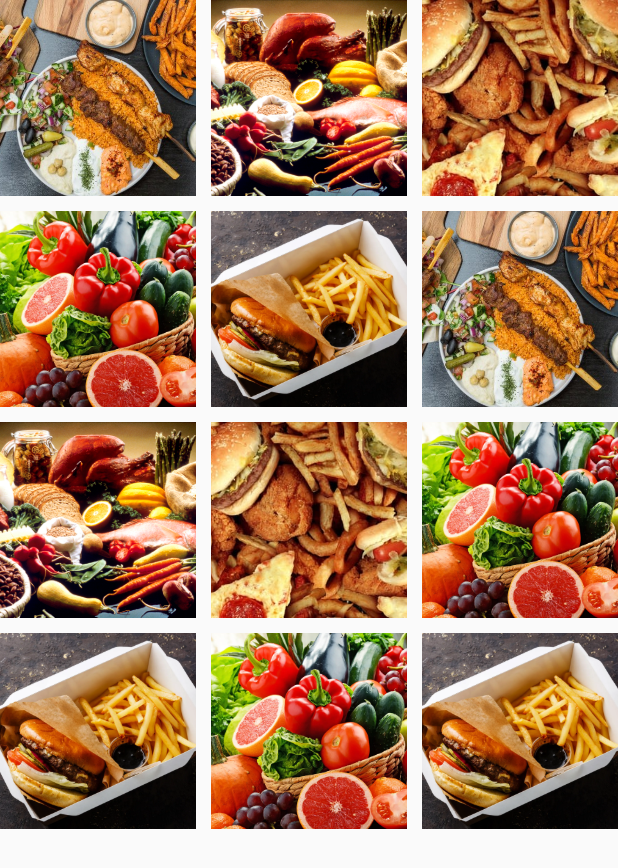
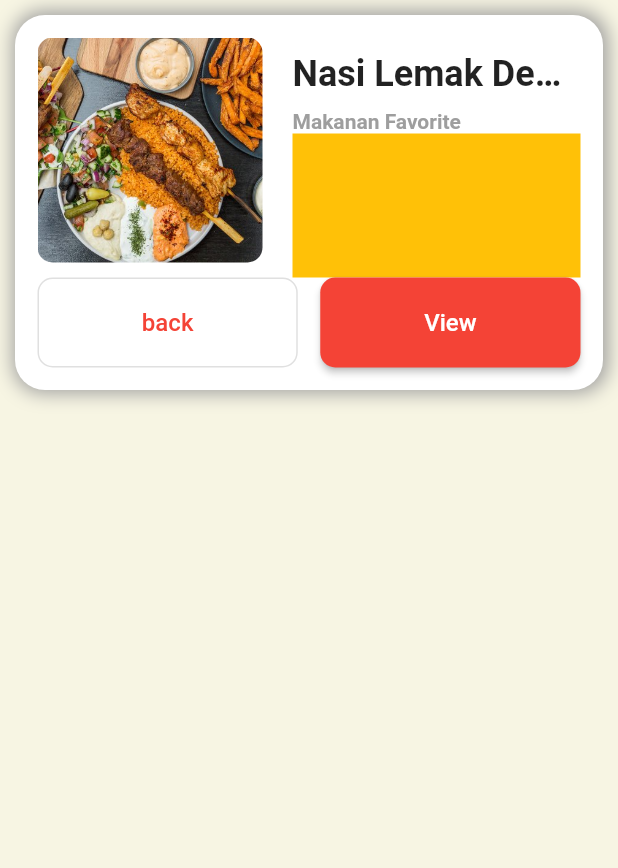
Before and after one commit to sibeux/flutter_mobile, a Flutter app: the screen it shows after launch, on a phone screen of 412 x 824 dp. Shown: the top 868 px of the screen. Run offline on Flutter 3.47's test engine with Material 2 defaults, Android fonts, the phone set to English and light mode, and no system bars.

Commit message:
crate card view with column and row

```diff
--- a/lib/course_kopianan/main_anan.dart
+++ b/lib/course_kopianan/main_anan.dart
@@ -2,6 +2,7 @@
 
 import 'package:flutter/material.dart';
 import 'package:flutter_mobile/course_kopianan/presentation/menu_list/menu_list_page.dart';
+import 'package:flutter_mobile/course_kopianan/presentation/profile/profile_page.dart';
 
 import 'presentation/home/home.dart';
 
@@ -20,7 +21,7 @@ class MyAppAnan extends StatelessWidget {
         primarySwatch: Colors.red,
       ),
       // home: Home(),
-      home: MenuListPage(),
+      home: ProfilePage(),
     );
   }
 }
--- /dev/null
+++ b/lib/course_kopianan/presentation/profile/profile_page.dart
@@ -0,0 +1,140 @@
+// ignore_for_file: prefer_const_constructors, avoid_unnecessary_containers, unnecessary_import, implementation_imports, sized_box_for_whitespace
+
+import 'package:flutter/material.dart';
+import 'package:flutter/src/widgets/container.dart';
+import 'package:flutter/src/widgets/framework.dart';
+
+class ProfilePage extends StatefulWidget {
+  const ProfilePage({super.key});
+
+  @override
+  State<ProfilePage> createState() => _ProfilePageState();
+}
+
+class _ProfilePageState extends State<ProfilePage> {
+  @override
+  Widget build(BuildContext context) {
+    return Scaffold(
+      backgroundColor: Color.fromARGB(255, 247, 245, 227),
+      body: SafeArea(
+          child: Container(
+        child: Container(
+          height: 250,
+          width: double.infinity,
+          margin: EdgeInsets.all(10),
+          padding: EdgeInsets.all(15),
+          decoration: BoxDecoration(
+              borderRadius: BorderRadius.circular(20),
+              color: Colors.white,
+              boxShadow: [
+                BoxShadow(
+                  color: Colors.grey,
+                  spreadRadius: 2,
+                  blurRadius: 10,
+                  offset: Offset.fromDirection(50),
+                )
+              ]),
+          child: Column(children: [
+            Container(
+              height: 160,
+              child: Row(children: [
+                Container(
+                  height: double.infinity,
+                  width: 150,
+                  margin: EdgeInsets.only(bottom: 10),
+                  decoration: BoxDecoration(
+                    image: DecorationImage(
+                        fit: BoxFit.cover,
+                        image: AssetImage('assets/images/food.jpg')),
+                    borderRadius: BorderRadius.circular(10),
+                  ),
+                ),
+                Flexible(
+                    child: Container(
+                  margin: EdgeInsets.only(left: 20, top: 10),
+                  // ignore: prefer_const_literals_to_create_immutables
+                  child: Column(crossAxisAlignment: CrossAxisAlignment.start,
+                      // ignore: prefer_const_literals_to_create_immutables
+                      children: [
+                        Text(
+                          "Nasi Lemak Dengan Saus Teri",
+                          overflow: TextOverflow.ellipsis,
+                          maxLines: 1,
+                          style: TextStyle(
+                            fontSize: 24,
+                            fontWeight: FontWeight.bold,
+                          ),
+                        ),
+                        SizedBox(
+                          height: 10,
+                        ),
+                        Text(
+                          "Makanan Favorite",
+                          overflow: TextOverflow.ellipsis,
+                          maxLines: 1,
+                          style: TextStyle(
+                            fontSize: 14,
+                            color: Colors.grey,
+                            fontWeight: FontWeight.bold,
+                          ),
+                        ),
+                        Expanded(
+                            child: Container(
+                          color: Colors.amber,
+                        ))
+                      ]),
+                ))
+              ]),
+            ),
+            Flexible(
+                child: Container(
+              // ignore: prefer_const_literals_to_create_immutables
+              child: Row(
+                  crossAxisAlignment: CrossAxisAlignment.stretch,
+                  mainAxisSize: MainAxisSize.max,
+                  children: [
+                    Expanded(
+                        flex: 50, // dalam satuan %
+                        child: OutlinedButton(
+                          onPressed: () {},
+                          style: ButtonStyle(
+                              shape: MaterialStateProperty.all<
+                                      RoundedRectangleBorder>(
+                                  RoundedRectangleBorder(
+                            side: BorderSide(
+                              color: Colors.grey,
+                              width: 5,
+                            ),
+                            borderRadius: BorderRadius.circular(10),
+                          ))),
+                          child: Text(
+                            "back",
+                            style: TextStyle(fontSize: 16),
+                          ),
+                        )),
+                    SizedBox(
+                      width: 15,
+                    ),
+                    Expanded(
+                        flex: 50, // dalam satuan %
+                        child: ElevatedButton(
+                          onPressed: () {},
+                          style: ButtonStyle(
+                              shape: MaterialStateProperty.all<
+                                      RoundedRectangleBorder>(
+                                  RoundedRectangleBorder(
+                            borderRadius: BorderRadius.circular(10),
+                          ))),
+                          child: Text(
+                            "View",
+                            style: TextStyle(fontSize: 16),
+                          ),
+                        ))
+                  ]),
+            ))
+          ]),
+        ),
+      )),
+    );
+  }
+}
```
